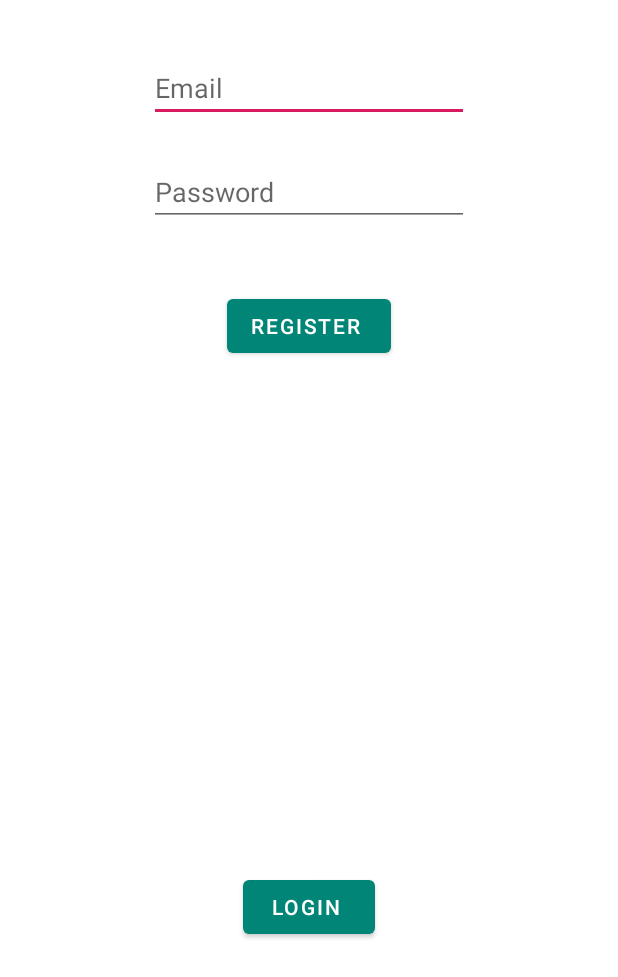
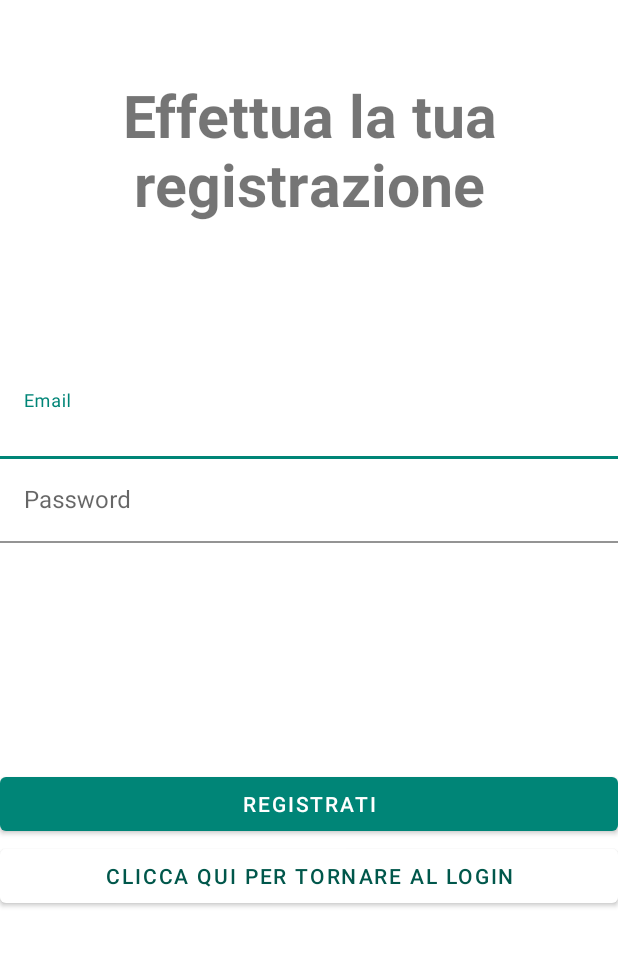
Before and after one commit to dbortoluzzi/tuttiapposto, an Android app: the RegisterActivity screen opened directly, with no data from a screen before it, on a phone screen of 412 x 824 dp. Shown: the top 977 px of the screen. Run offline under Robolectric (Android 15) with nearby library versions, the phone set to English and light mode, and no system bars; our stand-ins replace Dagger/Hilt's generated code, Firebase (no records; nobody signed in at launch, a user with empty details on screens opened directly).

Commit message:
login and registration layout

```diff
--- a/app/src/main/res/layout/activity_register.xml
+++ b/app/src/main/res/layout/activity_register.xml
@@ -1,49 +1,65 @@
 <?xml version="1.0" encoding="utf-8"?>
-<RelativeLayout xmlns:android="http://schemas.android.com/apk/res/android"
+<LinearLayout xmlns:android="http://schemas.android.com/apk/res/android"
     xmlns:app="http://schemas.android.com/apk/res-auto"
     xmlns:tools="http://schemas.android.com/tools"
     android:layout_width="match_parent"
     android:layout_height="match_parent"
-    tools:context="RegiSter">
+    android:orientation="vertical"
+    tools:context="it.dbortoluzzi.tuttiapposto.ui.RegisterActivity">
 
+    <TextView
+        android:layout_width="match_parent"
+        android:text="@string/registration_welcome_text"
+        android:textStyle="bold"
+        android:textAlignment="center"
+        android:layout_height="100dp"
+        app:autoSizeTextType="uniform"
+        android:layout_marginTop="50dp" />
 
-    <EditText
+    <com.google.android.material.textfield.TextInputLayout
+        android:id="@+id/RegisterEmailWrapper"
+        android:layout_width="match_parent"
+        android:layout_height="wrap_content"
+        android:layout_marginTop="100dp"
+        android:hint="@string/email">
+
+    <com.google.android.material.textfield.TextInputEditText
         android:id="@+id/RegisterEmail"
-        android:layout_width="wrap_content"
+        android:layout_width="match_parent"
         android:layout_height="wrap_content"
-        android:layout_alignParentTop="true"
-        android:layout_centerHorizontal="true"
-        android:layout_marginTop="36dp"
         android:ems="10"
-        android:hint="Email"
-        android:inputType="textEmailAddress|textPersonName" />
+        style="@style/AppTheme.Text.Inverted"
+        android:inputType="textEmailAddress" />
 
-    <EditText
-        android:id="@+id/RegisterPassword"
-        android:layout_width="wrap_content"
+    </com.google.android.material.textfield.TextInputLayout>
+
+    <com.google.android.material.textfield.TextInputLayout
+        android:id="@+id/RegisterPasswordWrapper"
+        android:layout_width="match_parent"
         android:layout_height="wrap_content"
-        android:layout_alignParentTop="true"
-        android:layout_centerHorizontal="true"
-        android:layout_marginTop="105dp"
-        android:ems="10"
-        android:hint="Password"
-        android:inputType="textPassword" />
+        android:hint="@string/password">
+
+        <com.google.android.material.textfield.TextInputEditText
+            android:id="@+id/RegisterPassword"
+            android:layout_width="match_parent"
+            android:layout_height="wrap_content"
+            android:ems="10"
+            style="@style/AppTheme.Text.Inverted"
+            android:inputType="textPassword" />
+
+    </com.google.android.material.textfield.TextInputLayout>
 
     <Button
         android:id="@+id/RegisterBtn"
-        android:layout_width="wrap_content"
+        android:layout_width="match_parent"
         android:layout_height="wrap_content"
-        android:layout_alignParentTop="true"
-        android:layout_centerHorizontal="true"
-        android:layout_marginTop="193dp"
-        android:text="Register " />
+        android:layout_marginTop="150dp"
+        android:text="@string/registration" />
 
     <Button
+        style="@style/AppTheme.Button.Inverted"
         android:id="@+id/RegisterLoginBtn"
-        android:layout_width="wrap_content"
+        android:layout_width="match_parent"
         android:layout_height="wrap_content"
-        android:layout_alignParentBottom="true"
-        android:layout_centerHorizontal="true"
-        android:layout_marginBottom="195dp"
-        android:text="Login " />
-</RelativeLayout>
+        android:text="@string/registration_login_message" />
+</LinearLayout>
--- a/app/src/main/res/layout/nav_header.xml
+++ b/app/src/main/res/layout/nav_header.xml
@@ -4,7 +4,7 @@
     android:orientation="vertical"
     android:layout_width="match_parent"
     android:layout_height="192dp"
-    android:background="?attr/colorPrimaryDark"
+    android:background="?attr/colorPrimary"
     android:gravity="center" >
 
     <!--You can add the navigation drawer header contents here-->
--- a/app/src/main/res/menu/drawer_navigation.xml
+++ b/app/src/main/res/menu/drawer_navigation.xml
@@ -12,6 +12,7 @@
     <item
         android:id="@+id/navLogout"
         android:title="@string/logout"
+        android:icon="@drawable/outline_logout"
         android:onClick="logout"/>
 
 </menu>
--- a/app/src/main/res/values/strings.xml
+++ b/app/src/main/res/values/strings.xml
@@ -9,15 +9,23 @@
     <string name="logout">Logout</string>
 
 <!--    Common-->
+    <string name="email">Email</string>
+    <string name="password">Password</string>
     <string name="email_error">Errore nel campo email</string>
     <string name="password_error">Errore nel campo password.</string>
 
 <!--    Login-->
+    <string name="login">Login</string>
+    <string name="login_welcome_text">Benvenuti in TuttiAPPosto</string>
     <string name="login_error">Errore nel login.</string>
     <string name="login_success">Login effettuato con successo.</string>
+    <string name="login_register_message">Clicca qui per la registrazione</string>
 
 <!--    Registration-->
+    <string name="registration">Registrati</string>
+    <string name="registration_welcome_text">Effettua la tua registrazione</string>
     <string name="registration_error">Errore nella registrazione.</string>
+    <string name="registration_login_message">Clicca qui per tornare al login</string>
 
 <!--    Logout-->
     <string name="logout_success">Logout effettuato con successo.</string>
--- a/app/src/main/res/values/styles.xml
+++ b/app/src/main/res/values/styles.xml
@@ -8,6 +8,16 @@
         <item name="colorAccent">@color/colorAccent</item>
     </style>
 
+    <style name="AppTheme.Button.Inverted" parent="ThemeOverlay.MaterialComponents.Light">
+        <item name="backgroundTint">@android:color/white</item>
+        <item name="android:textColor">@color/colorPrimaryDark</item>
+    </style>
+
+    <style name="AppTheme.Text.Inverted" parent="ThemeOverlay.MaterialComponents.Light">
+        <item name="backgroundTint">@android:color/white</item>
+        <item name="android:textColor">@color/colorPrimaryDark</item>
+    </style>
+
     <style name="AppTheme.AppBarOverlay" parent="ThemeOverlay.MaterialComponents.Dark.ActionBar"/>
 
     <style name="AppTheme.PopupOverlay" parent="ThemeOverlay.MaterialComponents.Light"/>
```
Also changed, not shown: app/src/main/res/drawable-v24/outline_logout.xml (added, +11 -0 lines), app/src/main/res/drawable/outline_logout.xml (added, +14 -0 lines), app/src/main/res/layout/activity_login.xml (+47 -30 lines).
